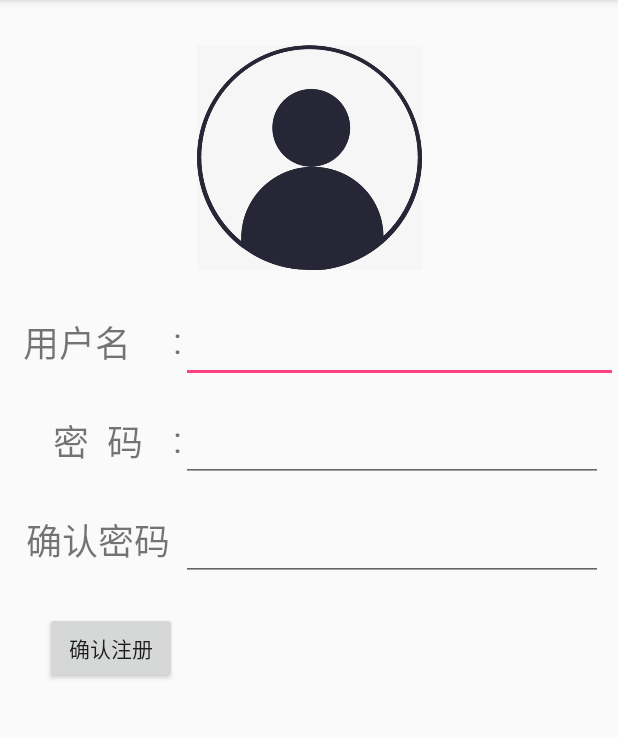
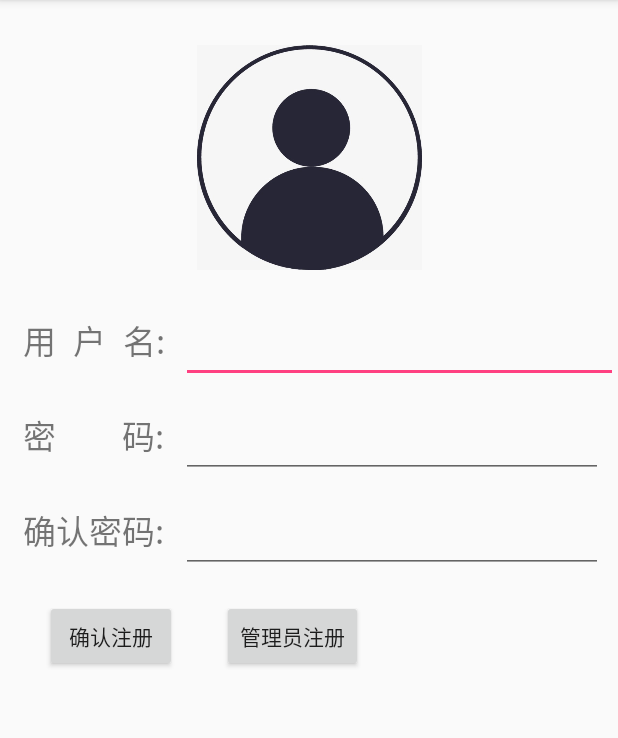
Before and after one commit to chenxp38/DZ_project2, an Android app: the LoginActivity screen opened directly, with no data from a screen before it, on a phone screen of 412 x 824 dp, the part 84-822 px from its top. Run offline under Robolectric (Android 15) with nearby library versions, the phone set to English and light mode, and no system bars.

Commit message:
整理了登录注册主页的界面

```diff
--- a/app/src/main/res/layout/activity_home.xml
+++ b/app/src/main/res/layout/activity_home.xml
@@ -30,7 +30,7 @@
         android:layout_marginLeft="5dp"
         />
 
-    <EditText
+    <TextView
         android:id="@+id/user_introduce"
         android:layout_width="0dp"
         android:hint="用户签名"
--- a/app/src/main/res/layout/activity_login.xml
+++ b/app/src/main/res/layout/activity_login.xml
@@ -20,26 +20,14 @@
         android:id="@+id/login_name"
         android:layout_width="100dp"
         android:layout_height="wrap_content"
-        android:text="用户名"
+        android:text="用&#8194;户&#8194;名:"
         android:gravity="fill"
-        android:textSize="24sp"
+        android:textSize="22sp"
         app:layout_constraintLeft_toLeftOf="parent"
         app:layout_constraintRight_toLeftOf="@+id/name_inout"
         app:layout_constraintTop_toBottomOf="@+id/image_head"
         android:layout_marginTop="30dp"
         android:layout_marginLeft="15dp"/>
-    <TextView
-        android:id="@+id/signal_1"
-        android:layout_width="wrap_content"
-        android:layout_height="wrap_content"
-        android:text=":"
-        android:textSize="24sp"
-        app:layout_constraintLeft_toRightOf="@id/login_name"
-        app:layout_constraintRight_toLeftOf="@+id/pwd_inout"
-        app:layout_constraintTop_toBottomOf="@+id/image_head"
-        android:layout_marginRight="10dp"
-        android:layout_marginTop="30dp" />
-
     <EditText
         android:id="@+id/name_input"
         android:layout_width="0dp"
@@ -49,25 +37,13 @@
         app:layout_constraintLeft_toRightOf="@+id/login_name"
         app:layout_constraintRight_toRightOf="parent"
         app:layout_constraintTop_toBottomOf="@+id/image_head" />
-
-    <TextView
-        android:id="@+id/signal_2"
-        android:layout_width="wrap_content"
-        android:layout_height="wrap_content"
-        android:text=":"
-        android:textSize="24sp"
-        app:layout_constraintLeft_toRightOf="@id/login_password"
-        app:layout_constraintRight_toLeftOf="@+id/pwd_inout"
-        app:layout_constraintTop_toBottomOf="@+id/login_name"
-        android:layout_marginRight="10dp"
-        android:layout_marginTop="30dp" />
     <TextView
         android:id="@+id/login_password"
-        android:gravity="center"
+        android:gravity="fill"
         android:layout_width="100dp"
         android:layout_height="wrap_content"
-        android:text="密  码"
-        android:textSize="24sp"
+        android:text="密&#12288;&#12288;码:"
+        android:textSize="22sp"
         app:layout_constraintLeft_toLeftOf="parent"
         app:layout_constraintRight_toLeftOf="@+id/pwd_inout"
         app:layout_constraintTop_toBottomOf="@+id/login_name"
@@ -89,11 +65,11 @@
 
     <TextView
         android:id="@+id/password_confirm"
-        android:gravity="center"
+        android:gravity="fill"
         android:layout_width="100dp"
         android:layout_height="wrap_content"
-        android:text="确认密码"
-        android:textSize="24sp"
+        android:text="确认密码:"
+        android:textSize="22sp"
         app:layout_constraintLeft_toLeftOf="parent"
         app:layout_constraintRight_toLeftOf="@+id/pwd_confirm_input"
         app:layout_constraintTop_toBottomOf="@+id/login_password"
@@ -124,4 +100,15 @@
         android:layout_marginLeft="30dp"
         />
 
+    <Button
+        android:id="@+id/login_in_manage"
+        android:layout_width="wrap_content"
+        android:layout_height="wrap_content"
+        android:text="管理员注册"
+        app:layout_constraintLeft_toRightOf="@id/login_in"
+        app:layout_constraintTop_toBottomOf="@+id/password_confirm"
+        android:layout_marginTop="30dp"
+        android:layout_marginLeft="30dp"
+        />
+
 </android.support.constraint.ConstraintLayout>
```
Also changed, not shown: app/src/main/res/layout/activity_main.xml (+5 -29 lines).
